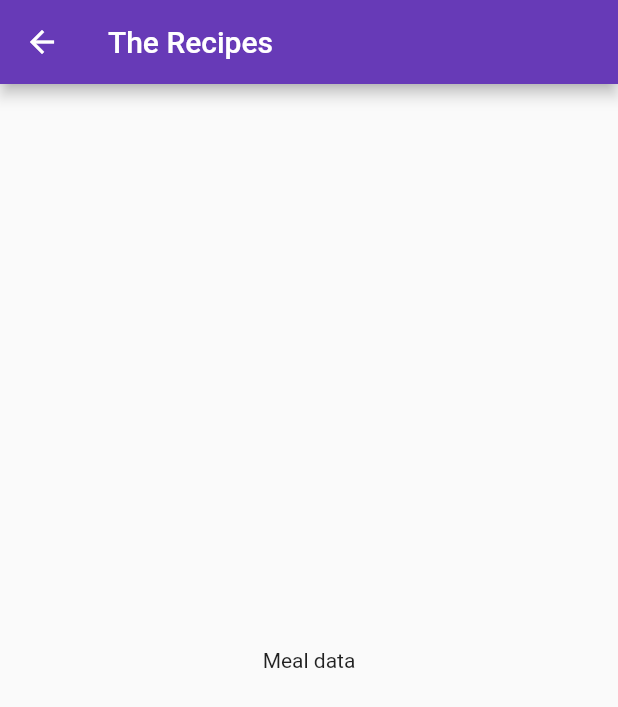
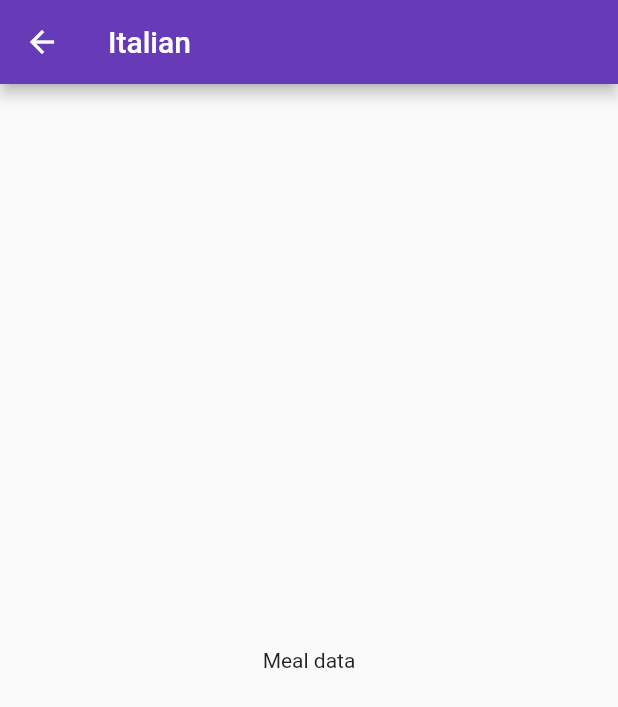
Before and after one commit to RasikaRD/mealapp, a Flutter app: the screen it shows after launch, after a tap on "Italian", on a phone screen of 412 x 824 dp. Shown: the top 707 px of the screen. Run offline on Flutter 3.47's test engine with Material 2 defaults, Android fonts, the phone set to English and light mode, and no system bars.

Commit message:
screen appbar name as title

```diff
--- a/lib/categories_screen.dart
+++ b/lib/categories_screen.dart
@@ -22,6 +22,7 @@ class CategoriesScreen extends StatelessWidget {
           (catData) => CtegoryItem(
             catData.title,
             catData.color,
+            catData.id,
           ),
         ).toList(),
       ),
--- a/lib/category_item.dart
+++ b/lib/category_item.dart
@@ -4,12 +4,14 @@ import 'package:mealapp/category_meals_screen.dart';
 class CtegoryItem extends StatelessWidget {
   final String title;
   final Color color;
-  const CtegoryItem(this.title, this.color, {super.key});
+  final String id;
+  const CtegoryItem(this.title, this.color,this.id, {super.key, });
+
 
   // CtegoryItem(this.title, this.color)
   void selectCategory(BuildContext ctx){
     Navigator.of(ctx).push(MaterialPageRoute(builder: (_){
-      return const CategoryMealsScreen();
+      return  CategoryMealsScreen( id, title);
     },
    ));
   }
--- a/lib/category_meals_screen.dart
+++ b/lib/category_meals_screen.dart
@@ -1,13 +1,15 @@
 import 'package:flutter/material.dart';
 
 class CategoryMealsScreen extends StatelessWidget {
-  const CategoryMealsScreen({super.key});
+  const CategoryMealsScreen(   this.CategoryId,  this.CategoryTitle, {super.key});
+  final String CategoryId;
+  final String CategoryTitle;
 
   @override
   Widget build(BuildContext context) {
     return Scaffold(
       appBar: AppBar(
-        title:const Text('The Recipes'),
+        title:  Text(CategoryTitle),
       ),
       body: const Center(
         child: Text('Meal data'),
```
